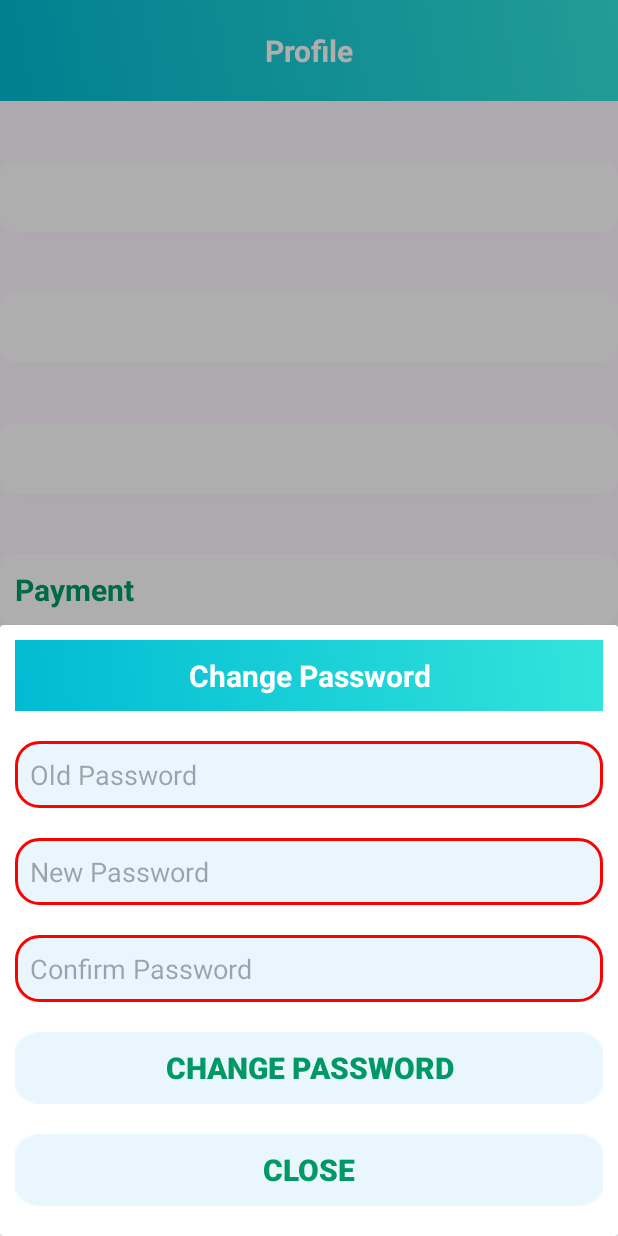
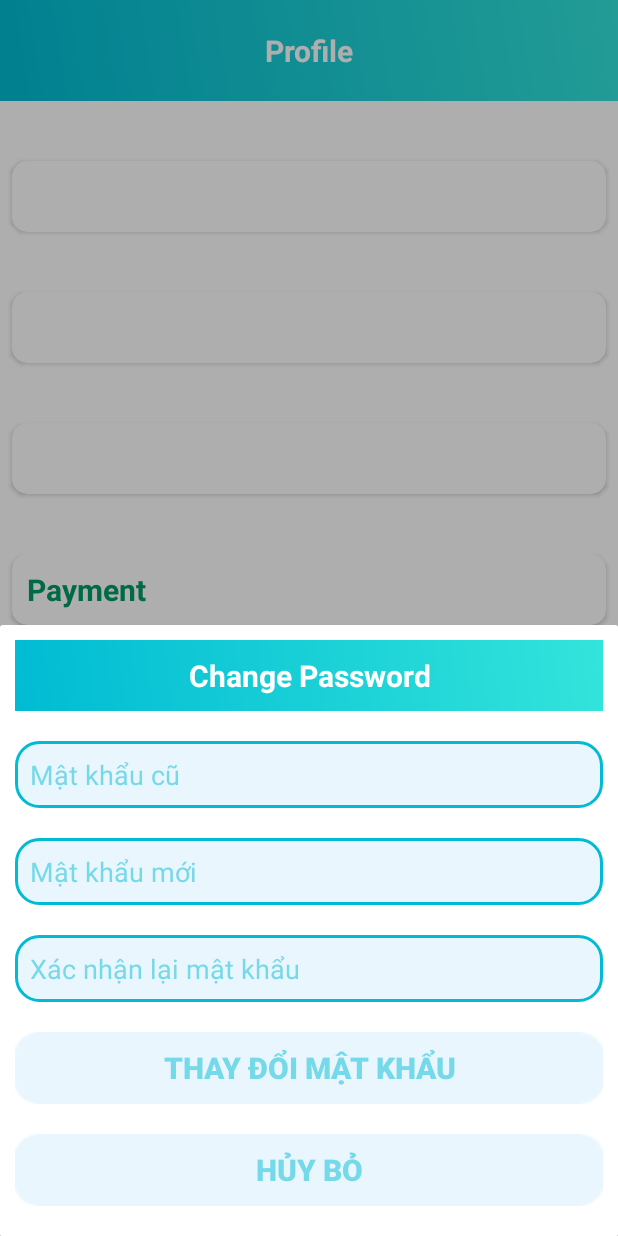
Before and after one commit to Amory826/DoAnTotNghiep, an Android app: the ProfileActivity screen opened directly, with no data from a screen before it, after a tap on "Thay đổi mật khẩu", on a phone screen of 412 x 824 dp. Run offline under Robolectric (Android 15) with nearby library versions, the phone set to English and light mode, and no system bars; our stand-ins replace Firebase (no records; nobody signed in at launch, a user with empty details on screens opened directly); libraries missing offline, so code that uses them is left out: com.kongzue.dialogx.

Commit message:
update layout fix

```diff
--- a/app/src/main/res/drawable/back_cuss.xml
+++ b/app/src/main/res/drawable/back_cuss.xml
@@ -5,7 +5,7 @@
 
     <stroke
         android:width="2dp"
-        android:color="#FF0000" />
+        android:color="@color/backgroundInfoBlue" />
 
     <corners android:radius="15dp" />
 </shape>
--- a/app/src/main/res/layout/activity_detail.xml
+++ b/app/src/main/res/layout/activity_detail.xml
@@ -136,17 +136,18 @@
         <LinearLayout
             android:layout_width="match_parent"
             android:layout_height="wrap_content"
-            android:layout_marginTop="10dp"
+            android:layout_marginVertical="10dp"
+            android:layout_marginLeft="20dp"
+            android:layout_marginRight="20dp"
             android:orientation="horizontal">
 
             <EditText
                 android:id="@+id/et_message"
-                android:layout_width="wrap_content"
+                android:layout_width="0dp"
                 android:layout_height="wrap_content"
-                android:layout_marginLeft="20dp"
-                android:layout_marginRight="20dp"
                 android:layout_weight="1"
-                android:hint="Gửi tin nhắn..."
+                android:hint="@string/guiTinNhan"
+                android:layout_marginEnd="20dp"
                 android:padding="10dp"
                 android:textColorHint="#009966"
                 android:textColor="#009966"
@@ -237,7 +238,7 @@
                 android:layout_marginRight="20dp"
                 android:layout_marginTop="10dp"
                 android:background="@drawable/bgtext"
-                android:text="Đặt lịch hẹn"
+                android:text="@string/datLichHen"
                 android:textColor="@color/white"
                 android:textSize="16sp" />
 
--- a/app/src/main/res/layout/activity_profile.xml
+++ b/app/src/main/res/layout/activity_profile.xml
@@ -5,7 +5,8 @@
     android:id="@+id/main"
     android:layout_width="match_parent"
     android:layout_height="match_parent"
-    tools:context=".Screen.Home.ProfileActivity">
+    tools:context=".Screen.Home.ProfileActivity"
+    android:padding="4dp">
 
 
     <LinearLayout
@@ -37,7 +38,10 @@
         android:layout_height="wrap_content"
         android:layout_below="@+id/linearLayout"
         android:layout_marginTop="40dp"
-        app:cardCornerRadius="10dp">
+        app:cardCornerRadius="10dp"
+        android:layout_marginHorizontal="8dp"
+        android:background="@color/backgroundInfo"
+        >
 
         <TextView
             android:id="@+id/tvName"
@@ -47,7 +51,8 @@
             android:text="Name: Nguyen Van A"
             android:textColor="#009966"
             android:textSize="20sp"
-            android:textStyle="bold" />
+            android:textStyle="bold"
+            />
 
 
     </androidx.cardview.widget.CardView>
@@ -58,7 +63,10 @@
         android:layout_height="wrap_content"
         android:layout_below="@+id/cardView"
         android:layout_marginTop="40dp"
-        app:cardCornerRadius="10dp">
+        app:cardCornerRadius="10dp"
+        android:layout_marginHorizontal="8dp"
+        android:background="@color/backgroundInfo"
+        >
 
         <TextView
             android:id="@+id/tvEmail"
@@ -79,7 +87,10 @@
         android:layout_height="wrap_content"
         android:layout_below="@+id/cardView1"
         android:layout_marginTop="40dp"
-        app:cardCornerRadius="10dp">
+        app:cardCornerRadius="10dp"
+        android:layout_marginHorizontal="8dp"
+        android:background="@color/backgroundInfo"
+        >
 
         <TextView
             android:id="@+id/tvPhone"
@@ -103,7 +114,11 @@
         android:layout_height="wrap_content"
         android:layout_below="@+id/cardView2"
         android:layout_marginTop="40dp"
-        app:cardCornerRadius="10dp">
+        app:cardCornerRadius="10dp"
+        android:layout_marginHorizontal="8dp"
+        android:background="@color/backgroundInfo"
+
+        >
 
         <TextView
             android:layout_width="match_parent"
@@ -122,7 +137,10 @@
         android:layout_height="wrap_content"
         android:layout_below="@+id/payment"
         android:layout_marginTop="40dp"
-        app:cardCornerRadius="10dp">
+        app:cardCornerRadius="10dp"
+        android:background="@color/backgroundInfo"
+        android:layout_marginHorizontal="8dp"
+        >
 
         <TextView
             android:layout_width="match_parent"
@@ -141,7 +159,10 @@
         android:layout_height="wrap_content"
         android:layout_below="@+id/favorite"
         android:layout_marginTop="40dp"
-        app:cardCornerRadius="10dp">
+        app:cardCornerRadius="10dp"
+        android:background="@color/backgroundInfo"
+        android:layout_marginHorizontal="8dp"
+        >
 
         <TextView
             android:layout_width="match_parent"
@@ -160,13 +181,16 @@
         android:layout_height="wrap_content"
         android:layout_below="@+id/changePassword"
         android:layout_marginTop="40dp"
-        app:cardCornerRadius="10dp">
+        app:cardCornerRadius="10dp"
+        android:background="@color/backgroundInfo"
+        android:layout_marginHorizontal="8dp"
+        >
 
         <TextView
             android:layout_width="match_parent"
             android:layout_height="wrap_content"
             android:layout_margin="10dp"
-            android:text="Thoát"
+            android:text="Đăng xuất"
             android:textColor="#009966"
             android:textSize="20sp"
             android:textStyle="bold" />
@@ -235,7 +259,7 @@
             android:layout_width="match_parent"
             android:layout_height="wrap_content"
             android:gravity="center"
-            android:text="Home"
+            android:text="Trang chủ"
             android:textColor="#009966"
             android:textSize="15sp"
             android:textStyle="bold" />
--- a/app/src/main/res/layout/dialog_appointment.xml
+++ b/app/src/main/res/layout/dialog_appointment.xml
@@ -10,6 +10,7 @@
         android:layout_width="match_parent"
         android:layout_height="wrap_content"
         android:orientation="vertical"
+        android:background="@color/white"
         android:padding="16dp">
 
         <TextView
--- a/app/src/main/res/layout/dialog_chagepass.xml
+++ b/app/src/main/res/layout/dialog_chagepass.xml
@@ -8,7 +8,8 @@
         android:layout_width="match_parent"
         android:layout_height="wrap_content"
         android:orientation="vertical"
-        android:padding="10dp">
+        android:padding="10dp"
+        android:background="@color/white">
 
         <TextView
             android:layout_width="match_parent"
@@ -26,7 +27,8 @@
             android:id="@+id/edtOldPass"
             android:layout_width="match_parent"
             android:layout_height="wrap_content"
-            android:hint="Old Password"
+            android:hint="Mật khẩu cũ"
+            android:textColorHint="@color/backgroundInfoHintText"
             android:layout_marginTop="10dp"
             android:layout_marginBottom="10dp"
             android:padding="10dp"
@@ -37,7 +39,8 @@
             android:id="@+id/edtNewPass"
             android:layout_width="match_parent"
             android:layout_height="wrap_content"
-            android:hint="New Password"
+            android:hint="Mật khẩu mới"
+            android:textColorHint="@color/backgroundInfoHintText"
             android:layout_marginTop="10dp"
             android:layout_marginBottom="10dp"
             android:padding="10dp"
@@ -48,7 +51,8 @@
             android:id="@+id/edtConfirmPass"
             android:layout_width="match_parent"
             android:layout_height="wrap_content"
-            android:hint="Confirm Password"
+            android:hint="Xác nhận lại mật khẩu"
+            android:textColorHint="@color/backgroundInfoHintText"
             android:layout_marginTop="10dp"
             android:layout_marginBottom="10dp"
             android:padding="10dp"
@@ -60,11 +64,11 @@
             android:id="@+id/btnChangePass"
             android:layout_width="match_parent"
             android:layout_height="wrap_content"
-            android:text="Change Password"
+            android:text="Thay đổi mật khẩu"
             android:textSize="20sp"
             android:textStyle="bold"
             android:background="@drawable/bg_edit"
-            android:textColor="#009966"
+            android:textColor="@color/backgroundInfoHintText"
             android:layout_marginTop="10dp"
             android:layout_marginBottom="10dp"/>
 
@@ -72,11 +76,11 @@
             android:id="@+id/btnClose"
             android:layout_width="match_parent"
             android:layout_height="wrap_content"
-            android:text="Close"
+            android:text="Hủy bỏ"
             android:textSize="20sp"
             android:textStyle="bold"
             android:background="@drawable/bg_edit"
-            android:textColor="#009966"
+            android:textColor="@color/backgroundInfoHintText"
             android:layout_marginTop="10dp"
             android:layout_marginBottom="10dp"/>
 
--- a/app/src/main/res/layout/item_working.xml
+++ b/app/src/main/res/layout/item_working.xml
@@ -6,17 +6,18 @@
     app:cardCornerRadius="20dp"
     app:cardElevation="5dp"
     android:backgroundTint="#009966"
+    android:layout_margin="4dp"
     >
 
 
     <TextView
         android:id="@+id/tv_day"
-        android:layout_width="180dp"
+        android:layout_width="wrap_content"
         android:layout_height="wrap_content"
-        android:layout_margin="10dp"
+        android:layout_margin="8dp"
         android:text="9:00AM - 5:00PM"
         android:gravity="center"
         android:textColor="@color/white"
-        android:textSize="20sp" />
+        android:textSize="16sp" />
 
 </androidx.cardview.widget.CardView>
--- a/app/src/main/res/values-night/themes.xml
+++ b/app/src/main/res/values-night/themes.xml
@@ -1,6 +1,7 @@
 <resources xmlns:tools="http://schemas.android.com/tools">
     <!-- Base application theme. -->
     <style name="Base.Theme.DoctorAppointment" parent="Theme.Material3.DayNight.NoActionBar">
+        <item name="android:windowBackground">@color/my_background_color</item>
         <!-- Customize your dark theme here. -->
         <!-- <item name="colorPrimary">@color/my_dark_primary</item> -->
     </style>
--- a/app/src/main/res/values-v23/themes.xml
+++ b/app/src/main/res/values-v23/themes.xml
@@ -4,5 +4,6 @@
     <item name="android:navigationBarColor">@android:color/transparent</item>
     <item name="android:statusBarColor">@android:color/transparent</item>
     <item name="android:windowLightStatusBar">?attr/isLightTheme</item>
+    <item name="android:windowBackground">@color/my_background_color</item>
   </style>
 </resources>
--- a/app/src/main/res/values/colors.xml
+++ b/app/src/main/res/values/colors.xml
@@ -2,4 +2,8 @@
 <resources>
     <color name="black">#FF000000</color>
     <color name="white">#FFFFFFFF</color>
+    <color name="my_background_color">#FFFFFFFF</color>
+    <color name="backgroundInfo">#A8A5A5</color>
+    <color name="backgroundInfoBlue">#00BBD3</color>
+    <color name="backgroundInfoHintText">#8000BBD3</color>
 </resources>
--- a/app/src/main/res/values/strings.xml
+++ b/app/src/main/res/values/strings.xml
@@ -42,4 +42,6 @@
         libero vel nunc consequat, quis tincidunt nisl eleifend. Cras bibendum enim a justo luctus
         vestibulum. Fusce dictum libero quis erat maximus, vitae volutpat diam dignissim.
     </string>
+    <string name="guiTinNhan">Gửi tin nhắn...</string>
+    <string name="datLichHen">Đặt lịch hẹn</string>
 </resources>
--- a/app/src/main/res/values/themes.xml
+++ b/app/src/main/res/values/themes.xml
@@ -2,6 +2,7 @@
     <!-- Base application theme. -->
     <style name="Base.Theme.DoctorAppointment" parent="Theme.Material3.DayNight.NoActionBar">
         <item name="android:statusBarColor">@android:color/transparent</item>
+        <item name="android:windowBackground">@color/my_background_color</item>
         <!-- Customize your light theme here. -->
         <!-- <item name="colorPrimary">@color/my_light_primary</item> -->
     </style>
```
